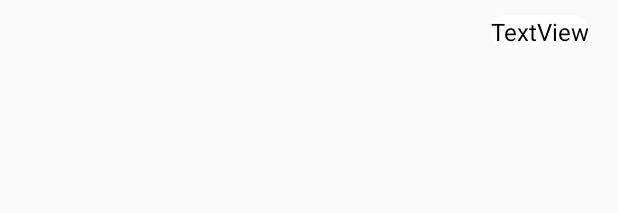
After one commit to govindj6/WhatsAppClone, an Android app: the layout list_item_chatting.xml on its own in the app's theme, with its tools: preview values and no code run, on a phone screen of 412 x 824 dp. The commit adds this screen. Shown: the top 213 px of the screen. Run offline under Robolectric (Android 15) with nearby library versions, the phone set to English and light mode, and no system bars; network calls fail.

Commit message:
ChattingScreen done

```diff
--- a/app/src/main/java/com/example/whatsappclone/ChatAdapter.java
+++ b/app/src/main/java/com/example/whatsappclone/ChatAdapter.java
@@ -48,10 +48,6 @@ public class ChatAdapter extends RecyclerView.Adapter<ChatAdapter.MyViewHolder>
                 }
             }
         });
-
-
-
-
     }
 
     @Override
--- /dev/null
+++ b/app/src/main/res/drawable/send.xml
@@ -0,0 +1,5 @@
+<vector android:height="24dp" android:tint="#FFFFFF"
+    android:viewportHeight="24.0" android:viewportWidth="24.0"
+    android:width="24dp" xmlns:android="http://schemas.android.com/apk/res/android">
+    <path android:fillColor="#FF000000" android:pathData="M2.01,21L23,12 2.01,3 2,10l15,2 -15,2z"/>
+</vector>
--- /dev/null
+++ b/app/src/main/res/drawable/tvborder.xml
@@ -0,0 +1,13 @@
+<?xml version="1.0" encoding="utf-8"?>
+<shape xmlns:android="http://schemas.android.com/apk/res/android">
+
+    <!-- Background Color -->
+    <solid android:color="#ffffff" />
+
+    <!-- Border Color
+    <stroke android:width="1dp" android:color="#ff9900" />-->
+
+    <!-- Round Corners -->
+    <corners android:radius="30dp" />
+
+</shape>
--- /dev/null
+++ b/app/src/main/res/layout/list_item_chatting.xml
@@ -0,0 +1,25 @@
+<?xml version="1.0" encoding="utf-8"?>
+<android.support.constraint.ConstraintLayout
+    xmlns:android="http://schemas.android.com/apk/res/android"
+    xmlns:app="http://schemas.android.com/apk/res-auto"
+    xmlns:tools="http://schemas.android.com/tools"
+    android:layout_width="match_parent"
+    android:layout_height="wrap_content">
+
+    <TextView
+        android:id="@+id/chatting_tv"
+        android:layout_width="wrap_content"
+        android:layout_height="wrap_content"
+        android:layout_marginTop="10dp"
+        android:layout_marginEnd="20dp"
+        android:layout_marginRight="20dp"
+        android:layout_marginBottom="10dp"
+        android:background="@drawable/tvborder"
+        android:gravity="right"
+        android:text="TextView"
+        android:textColor="#000000"
+        android:textSize="16sp"
+        app:layout_constraintBottom_toBottomOf="parent"
+        app:layout_constraintEnd_toEndOf="parent"
+        app:layout_constraintTop_toTopOf="parent" />
+</android.support.constraint.ConstraintLayout>
```
Also changed, not shown: app/src/main/java/com/example/whatsappclone/Chatting.java (added, +17 -0 lines), app/src/main/java/com/example/whatsappclone/ChattingAdapter.java (added, +46 -0 lines), app/src/main/java/com/example/whatsappclone/ChattingScreenActivity.java (+52 -25 lines), app/src/main/res/layout/chatting_screen.xml (+14 -3 lines).
